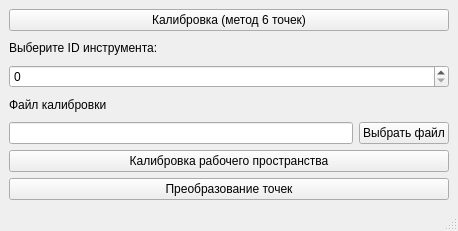
trev-git/robot, file ui/main_interface/main_interface.ui: the form before one commit.
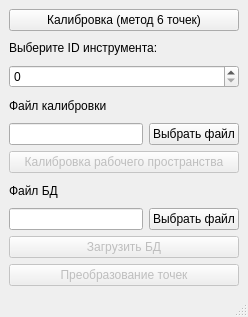
The form after the commit.

The edit to the form file:
```diff
--- a/ui/main_interface/main_interface.ui
+++ b/ui/main_interface/main_interface.ui
@@ -9,26 +9,26 @@
    <rect>
     <x>0</x>
     <y>0</y>
-    <width>458</width>
-    <height>231</height>
+    <width>248</width>
+    <height>317</height>
    </rect>
   </property>
   <property name="sizePolicy">
-   <sizepolicy hsizetype="Fixed" vsizetype="Fixed">
+   <sizepolicy hsizetype="Preferred" vsizetype="Preferred">
     <horstretch>0</horstretch>
     <verstretch>0</verstretch>
    </sizepolicy>
   </property>
   <property name="minimumSize">
    <size>
-    <width>458</width>
-    <height>231</height>
+    <width>0</width>
+    <height>0</height>
    </size>
   </property>
   <property name="maximumSize">
    <size>
-    <width>458</width>
-    <height>231</height>
+    <width>16777215</width>
+    <height>16777215</height>
    </size>
   </property>
   <property name="windowTitle">
@@ -36,33 +36,12 @@
   </property>
   <widget class="QWidget" name="centralwidget">
    <property name="sizePolicy">
-    <sizepolicy hsizetype="Fixed" vsizetype="Fixed">
+    <sizepolicy hsizetype="Preferred" vsizetype="Preferred">
      <horstretch>0</horstretch>
      <verstretch>0</verstretch>
     </sizepolicy>
    </property>
    <layout class="QGridLayout" name="gridLayout">
-    <item row="5" column="0">
-     <widget class="QPushButton" name="calibration_workspace">
-      <property name="text">
-       <string>Калибровка рабочего пространства</string>
-      </property>
-     </widget>
-    </item>
-    <item row="6" column="0">
-     <widget class="QPushButton" name="point_transformation">
-      <property name="text">
-       <string>Преобразование точек</string>
-      </property>
-     </widget>
-    </item>
-    <item row="0" column="0">
-     <widget class="QPushButton" name="calibration_six_points">
-      <property name="text">
-       <string>Калибровка (метод 6 точек)</string>
-      </property>
-     </widget>
-    </item>
     <item row="1" column="0">
      <layout class="QVBoxLayout" name="verticalLayout">
       <item>
@@ -106,6 +85,68 @@
       </item>
      </layout>
     </item>
+    <item row="4" column="0">
+     <layout class="QVBoxLayout" name="verticalLayout_3">
+      <item>
+       <widget class="QLabel" name="label_3">
+        <property name="text">
+         <string>Файл БД</string>
+        </property>
+       </widget>
+      </item>
+      <item>
+       <layout class="QHBoxLayout" name="horizontalLayout_2">
+        <item>
+         <widget class="QLineEdit" name="db_file_name"/>
+        </item>
+        <item>
+         <widget class="QPushButton" name="db_file_pick">
+          <property name="text">
+           <string>Выбрать файл</string>
+          </property>
+         </widget>
+        </item>
+       </layout>
+      </item>
+     </layout>
+    </item>
+    <item row="0" column="0">
+     <widget class="QPushButton" name="calibration_six_points">
+      <property name="text">
+       <string>Калибровка (метод 6 точек)</string>
+      </property>
+     </widget>
+    </item>
+    <item row="3" column="0">
+     <widget class="QPushButton" name="calibration_workspace">
+      <property name="enabled">
+       <bool>false</bool>
+      </property>
+      <property name="text">
+       <string>Калибровка рабочего пространства</string>
+      </property>
+     </widget>
+    </item>
+    <item row="6" column="0">
+     <widget class="QPushButton" name="point_transformation">
+      <property name="enabled">
+       <bool>false</bool>
+      </property>
+      <property name="text">
+       <string>Преобразование точек</string>
+      </property>
+     </widget>
+    </item>
+    <item row="5" column="0">
+     <widget class="QPushButton" name="load_db">
+      <property name="enabled">
+       <bool>false</bool>
+      </property>
+      <property name="text">
+       <string>Загрузить БД</string>
+      </property>
+     </widget>
+    </item>
    </layout>
   </widget>
   <widget class="QStatusBar" name="statusbar"/>
```
